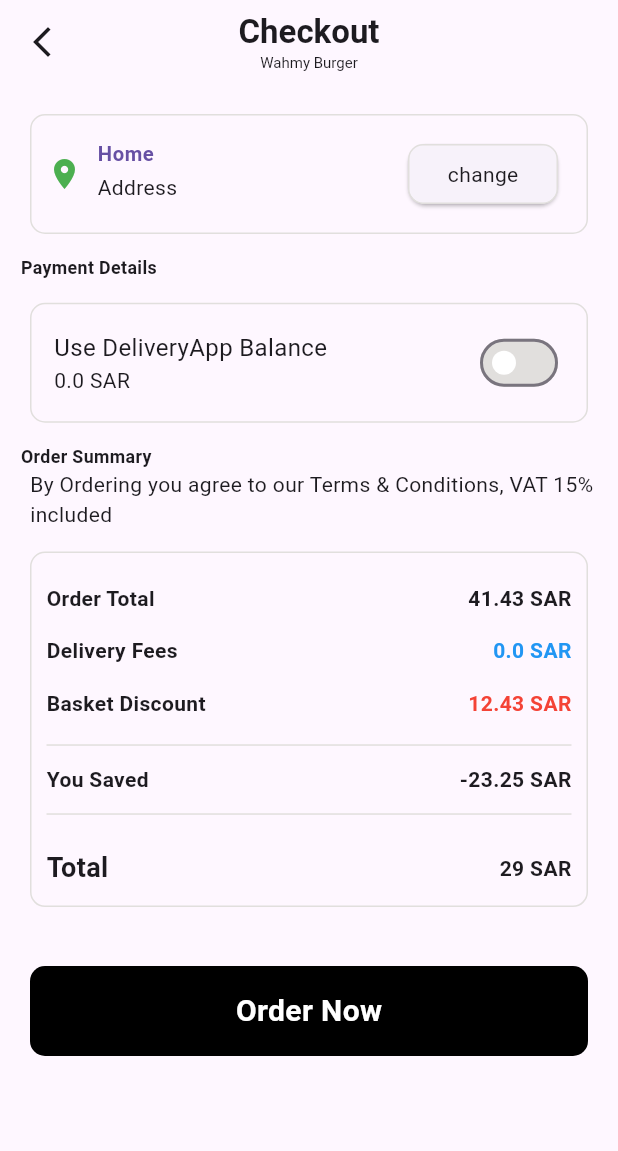
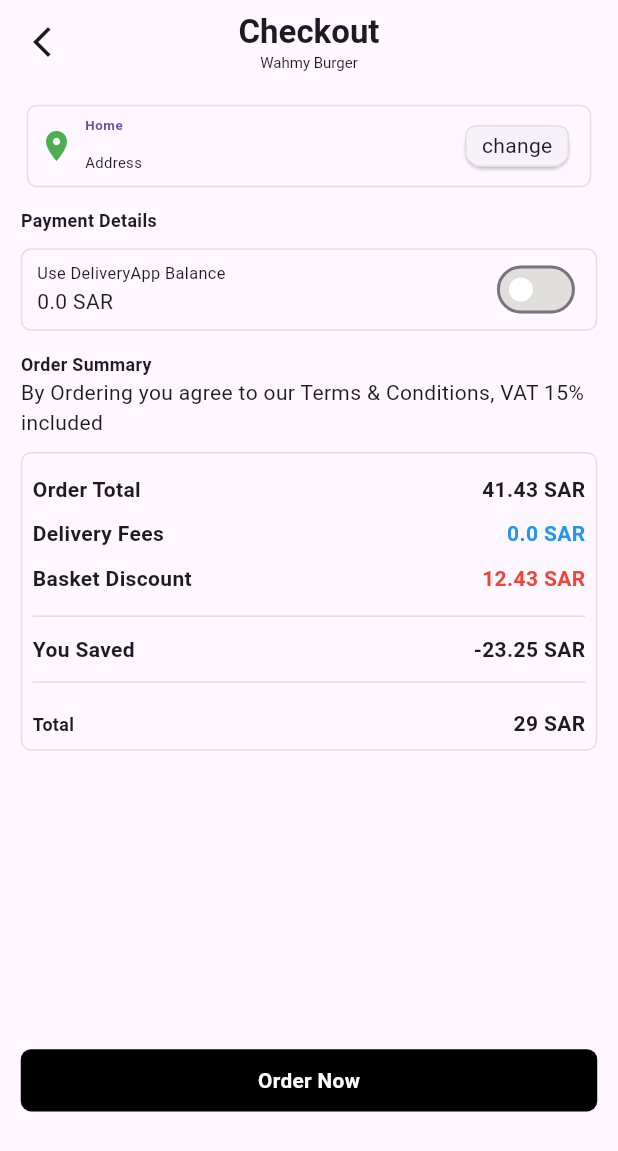
Before and after one commit to ayman-dev09/deliveryapp, a Flutter app: the CartScreen screen opened by its route, after a tap on "Checkout", on a phone screen of 412 x 824 dp. Shown: the top 1151 px of the screen. Run offline on Flutter 3.47's test engine with Material 3 defaults, Android fonts, the phone set to English and light mode, and no system bars; our stand-ins replace get.

Commit message:
15-10-2025 commit home

```diff
--- a/lib/routes/routes_names.dart
+++ b/lib/routes/routes_names.dart
@@ -1,7 +1,7 @@
 // pages for test
 const String loginScreen = '/loginscreen';
 const String signupScreen = '/signupscreen';
-const String homeScreen = '/homescreen';
+const String homeScreen = '/';
 const String mealDetailsScreen = '/mealdetailsscreen';
-const String checkoutScreen = '/checkoutScreen';
-const String cartScreen = '/';
+const String checkoutScreen = '/checkoutscreen';
+const String cartScreen = '/cartscreen';
--- a/lib/view/pages/checkout_screen_widgets/address_textfield_widget.dart
+++ b/lib/view/pages/checkout_screen_widgets/address_textfield_widget.dart
@@ -1,4 +1,5 @@
 import 'package:deliveryapp/themes/colors.dart';
+import 'package:deliveryapp/utils/size_config.dart';
 import 'package:flutter/material.dart';
 
 class AddressTextfieldWidget extends StatelessWidget {
@@ -7,30 +8,40 @@ class AddressTextfieldWidget extends StatelessWidget {
   @override
   Widget build(BuildContext context) {
     return Padding(
-      padding: const EdgeInsets.only(left: 20, right: 20, top: 20),
+      padding: EdgeInsets.only(
+        left: SizeConfig.defaultSize! * 1.8,
+        right: SizeConfig.defaultSize! * 1.8,
+        top: SizeConfig.defaultSize! * 1.4,
+      ),
       child: Container(
         width: double.infinity,
-        height: 80,
+        height: SizeConfig.defaultSize! * 5.56,
         decoration: BoxDecoration(
           //color: Colors.amber,
           border: Border.all(color: paletteColor),
-          borderRadius: BorderRadius.circular(10),
+          borderRadius: BorderRadius.circular(SizeConfig.defaultSize! * 0.7),
         ),
         child: Row(
           crossAxisAlignment: CrossAxisAlignment.center,
           children: [
-            SizedBox(width: 10),
+            SizedBox(width: SizeConfig.defaultSize! * 0.7),
             Icon(Icons.location_on, color: Colors.green),
-            SizedBox(width: 10),
+            SizedBox(width: SizeConfig.defaultSize! * 0.7),
             Expanded(
               child: TextField(
                 focusNode: AlwaysFocusedNode(),
                 decoration: InputDecoration(
                   label: Text(
                     'Home',
-                    style: TextStyle(fontSize: 18, fontWeight: FontWeight.bold),
+                    style: TextStyle(
+                      fontSize: SizeConfig.defaultSize! * 1.2,
+                      fontWeight: FontWeight.bold,
+                    ),
                   ),
-                  hint: Text('Address', style: TextStyle(fontSize: 14)),
+                  hint: Text(
+                    'Address',
+                    style: TextStyle(fontSize: SizeConfig.defaultSize! * 1),
+                  ),
                   focusedBorder: UnderlineInputBorder(
                     borderSide: BorderSide.none,
                   ),
@@ -40,16 +51,18 @@ class AddressTextfieldWidget extends StatelessWidget {
             Card(
               //elevation: 5,
               child: Container(
-                width: 100,
-                height: 40,
+                width: SizeConfig.defaultSize! * 7,
+                height: SizeConfig.defaultSize! * 2.8,
                 decoration: BoxDecoration(
-                  borderRadius: BorderRadius.circular(10),
+                  borderRadius: BorderRadius.circular(
+                    SizeConfig.defaultSize! * 0.7,
+                  ),
                   border: Border.all(color: paletteColor),
                 ),
                 child: Center(child: Text('change')),
               ),
             ),
-            SizedBox(width: 15),
+            SizedBox(width: SizeConfig.defaultSize! * 1),
           ],
         ),
       ),
--- a/lib/view/pages/checkout_screen_widgets/checkout_order_summary_widget.dart
+++ b/lib/view/pages/checkout_screen_widgets/checkout_order_summary_widget.dart
@@ -1,4 +1,5 @@
 import 'package:deliveryapp/themes/colors.dart';
+import 'package:deliveryapp/utils/size_config.dart';
 import 'package:flutter/material.dart';
 
 class CheckoutOrderSummaryWidget extends StatelessWidget {
@@ -7,20 +8,28 @@ class CheckoutOrderSummaryWidget extends StatelessWidget {
   @override
   Widget build(BuildContext context) {
     return Padding(
-      padding: const EdgeInsets.only(left: 20, right: 20, top: 15),
+      padding: EdgeInsets.only(
+        left: SizeConfig.defaultSize! * 1.4,
+        right: SizeConfig.defaultSize! * 1.4,
+        top: SizeConfig.defaultSize! * 1,
+      ),
       child: Container(
         decoration: BoxDecoration(
           //color: Colors.amber,
           border: Border.all(color: paletteColor),
-          borderRadius: BorderRadius.circular(10),
+          borderRadius: BorderRadius.circular(SizeConfig.defaultSize! * 0.7),
         ),
         child: Padding(
-          padding: const EdgeInsets.only(left: 10, right: 10, bottom: 12),
+          padding: EdgeInsets.only(
+            left: SizeConfig.defaultSize! * 0.7,
+            right: SizeConfig.defaultSize! * 0.7,
+            bottom: SizeConfig.defaultSize! * 0.7,
+          ),
           child: Column(
             crossAxisAlignment: CrossAxisAlignment.start,
             children: [
               Padding(
-                padding: const EdgeInsets.only(top: 20),
+                padding: EdgeInsets.only(top: SizeConfig.defaultSize! * 1.4),
                 child: Row(
                   children: [
                     Text(
@@ -36,7 +45,7 @@ class CheckoutOrderSummaryWidget extends StatelessWidget {
                 ),
               ),
               Padding(
-                padding: const EdgeInsets.only(top: 15),
+                padding: EdgeInsets.only(top: SizeConfig.defaultSize! * 1),
                 child: Row(
                   children: [
                     Text(
@@ -55,7 +64,7 @@ class CheckoutOrderSummaryWidget extends StatelessWidget {
                 ),
               ),
               Padding(
-                padding: const EdgeInsets.only(top: 15),
+                padding: EdgeInsets.only(top: SizeConfig.defaultSize! * 1),
                 child: Row(
                   children: [
                     Text(
@@ -74,11 +83,11 @@ class CheckoutOrderSummaryWidget extends StatelessWidget {
                 ),
               ),
               Padding(
-                padding: const EdgeInsets.only(top: 10),
+                padding: EdgeInsets.only(top: SizeConfig.defaultSize! * 0.7),
                 child: Divider(color: paletteColor),
               ),
               Padding(
-                padding: const EdgeInsets.only(top: 5),
+                padding: EdgeInsets.only(top: SizeConfig.defaultSize! * 0.4),
                 child: Row(
                   children: [
                     Text(
@@ -94,17 +103,17 @@ class CheckoutOrderSummaryWidget extends StatelessWidget {
                 ),
               ),
               Padding(
-                padding: const EdgeInsets.only(top: 5),
+                padding: EdgeInsets.only(top: SizeConfig.defaultSize! * 0.4),
                 child: Divider(color: paletteColor),
               ),
               Padding(
-                padding: const EdgeInsets.only(top: 15),
+                padding: EdgeInsets.only(top: SizeConfig.defaultSize! * 1),
                 child: Row(
                   children: [
                     Text(
                       'Total',
                       style: TextStyle(
-                        fontSize: 18,
+                        fontSize: SizeConfig.defaultSize! * 1.2,
                         fontWeight: FontWeight.bold,
                       ),
                     ),
--- a/lib/view/pages/checkout_screen_widgets/checkout_screen.dart
+++ b/lib/view/pages/checkout_screen_widgets/checkout_screen.dart
@@ -1,3 +1,4 @@
+import 'package:deliveryapp/utils/size_config.dart';
 import 'package:deliveryapp/view/pages/checkout_screen_widgets/address_textfield_widget.dart';
 import 'package:deliveryapp/view/pages/checkout_screen_widgets/checkout_order_summary_widget.dart';
 import 'package:deliveryapp/view/pages/checkout_screen_widgets/payment_details_widget.dart';
@@ -32,7 +33,7 @@ class CheckoutScreen extends StatelessWidget {
           PaymentDetailsWidget(),
           HeadlineWidget(text: 'Order Summary'),
           Padding(
-            padding: const EdgeInsets.only(left: 20),
+            padding: EdgeInsets.only(left: SizeConfig.defaultSize! * 1.4),
             child: Text(
               'By Ordering you agree to our Terms & Conditions, VAT 15% included',
             ),
--- a/lib/view/pages/checkout_screen_widgets/payment_details_widget.dart
+++ b/lib/view/pages/checkout_screen_widgets/payment_details_widget.dart
@@ -1,4 +1,5 @@
 import 'package:deliveryapp/themes/colors.dart';
+import 'package:deliveryapp/utils/size_config.dart';
 import 'package:flutter/material.dart';
 
 class PaymentDetailsWidget extends StatefulWidget {
@@ -13,22 +14,29 @@ class _PaymentDetailsWidgetState extends State<PaymentDetailsWidget> {
   @override
   Widget build(BuildContext context) {
     return Padding(
-      padding: const EdgeInsets.only(left: 20, right: 20, top: 15),
+      padding: EdgeInsets.only(
+        left: SizeConfig.defaultSize! * 1.4,
+        right: SizeConfig.defaultSize! * 1.4,
+        top: SizeConfig.defaultSize! * 1,
+      ),
       child: Container(
         width: double.infinity,
-        height: 80,
+        height: SizeConfig.defaultSize! * 5.56,
         decoration: BoxDecoration(
-          borderRadius: BorderRadius.circular(10),
+          borderRadius: BorderRadius.circular(SizeConfig.defaultSize! * 0.7),
           border: Border.all(color: paletteColor),
         ),
         child: Row(
           children: [
-            SizedBox(width: 15),
+            SizedBox(width: SizeConfig.defaultSize! * 1),
             Column(
               mainAxisAlignment: MainAxisAlignment.center,
               crossAxisAlignment: CrossAxisAlignment.start,
               children: [
-                Text('Use DeliveryApp Balance', style: TextStyle(fontSize: 16)),
+                Text(
+                  'Use DeliveryApp Balance',
+                  style: TextStyle(fontSize: SizeConfig.defaultSize! * 1.1),
+                ),
                 Text('0.0 SAR'),
               ],
             ),
@@ -44,7 +52,7 @@ class _PaymentDetailsWidgetState extends State<PaymentDetailsWidget> {
                 });
               },
             ),
-            SizedBox(width: 15),
+            SizedBox(width: SizeConfig.defaultSize! * 1),
           ],
         ),
       ),
--- a/lib/view/pages/general_widgets/button_black_widget.dart
+++ b/lib/view/pages/general_widgets/button_black_widget.dart
@@ -1,3 +1,4 @@
+import 'package:deliveryapp/utils/size_config.dart';
 import 'package:flutter/material.dart';
 
 class ButtonBlackWidget extends StatelessWidget {
@@ -6,20 +7,24 @@ class ButtonBlackWidget extends StatelessWidget {
   @override
   Widget build(BuildContext context) {
     return Padding(
-      padding: const EdgeInsets.only(left: 20, right: 20, bottom: 120),
+      padding: EdgeInsets.only(
+        left: SizeConfig.defaultSize! * 1.4,
+        right: SizeConfig.defaultSize! * 1.4,
+        bottom: SizeConfig.defaultSize! * 8.4,
+      ),
       child: Container(
         width: double.infinity,
-        height: 60,
+        height: SizeConfig.defaultSize! * 4.19,
         decoration: BoxDecoration(
           color: Colors.black,
-          borderRadius: BorderRadius.circular(10),
+          borderRadius: BorderRadius.circular(SizeConfig.defaultSize! * 0.7),
         ),
         child: Center(
           child: Text(
             'Order Now',
             style: TextStyle(
               color: Colors.white,
-              fontSize: 20,
+              fontSize: SizeConfig.defaultSize! * 1.4,
               fontWeight: FontWeight.bold,
             ),
           ),
--- a/lib/view/pages/general_widgets/button_yellow_widget.dart
+++ b/lib/view/pages/general_widgets/button_yellow_widget.dart
@@ -1,3 +1,4 @@
+import 'package:deliveryapp/utils/size_config.dart';
 import 'package:flutter/material.dart';
 
 class ButtonYellowWidget extends StatelessWidget {
@@ -30,15 +31,18 @@ class ButtonYellowWidget extends StatelessWidget {
         onTap: onTap,
         child: Container(
           width: double.infinity,
-          height: 60,
+          height: SizeConfig.defaultSize! * 4.2,
           decoration: BoxDecoration(
             color: Colors.amber,
-            borderRadius: BorderRadius.circular(10),
+            borderRadius: BorderRadius.circular(SizeConfig.defaultSize! * 0.7),
           ),
           child: Center(
             child: Text(
               text,
-              style: TextStyle(fontSize: 16, fontWeight: FontWeight.bold),
+              style: TextStyle(
+                fontSize: SizeConfig.defaultSize! * 1.1,
+                fontWeight: FontWeight.bold,
+              ),
             ),
           ),
         ),
--- a/lib/view/pages/home_screen.dart
+++ b/lib/view/pages/home_screen.dart
@@ -1,3 +1,4 @@
+import 'package:deliveryapp/utils/size_config.dart';
 import 'package:deliveryapp/view/pages/cart_screen_widgets/cart_screen.dart';
 import 'package:deliveryapp/view/pages/general_widgets/button_yellow_widget.dart';
 import 'package:deliveryapp/view/pages/home_screen_widgets/appbar_home_screen_widget.dart';
@@ -50,14 +51,14 @@ class HomeScreen extends StatelessWidget {
             color: Colors.transparent,
             child: Container(
               width: double.infinity,
-              height: 300,
+              height: SizeConfig.defaultSize! * 21,
               margin: EdgeInsets.only(bottom: 0, left: 0, right: 0),
               padding: EdgeInsets.all(0),
               decoration: BoxDecoration(
                 color: Colors.white,
                 borderRadius: BorderRadius.only(
-                  topLeft: Radius.circular(15),
-                  topRight: Radius.circular(15),
+                  topLeft: Radius.circular(SizeConfig.defaultSize! * 1),
+                  topRight: Radius.circular(SizeConfig.defaultSize! * 1),
                 ),
               ),
               child: Column(
@@ -69,10 +70,10 @@ class HomeScreen extends StatelessWidget {
                     children: [
                       Expanded(
                         child: ButtonYellowWidget(
-                          paddingLeft: 20,
+                          paddingLeft: SizeConfig.defaultSize! * 1.4,
                           paddingRight: 0,
                           paddingTop: 0,
-                          paddingBottom: 30,
+                          paddingBottom: SizeConfig.defaultSize! * 2.1,
                           text: 'Addition',
                           onTap: () {
                             Get.to(() => MealDetailsScreen());
@@ -81,10 +82,10 @@ class HomeScreen extends StatelessWidget {
                       ),
                       Expanded(
                         child: ButtonYellowWidget(
-                          paddingLeft: 20,
-                          paddingRight: 20,
+                          paddingLeft: SizeConfig.defaultSize! * 1.4,
+                          paddingRight: SizeConfig.defaultSize! * 1.4,
                           paddingTop: 0,
-                          paddingBottom: 30,
+                          paddingBottom: SizeConfig.defaultSize! * 2.1,
                           text: 'Go To Cart',
                           onTap: () {
                             Get.to(() => CartScreen());
@@ -94,9 +95,9 @@ class HomeScreen extends StatelessWidget {
                       Expanded(
                         child: ButtonYellowWidget(
                           paddingLeft: 0,
-                          paddingRight: 20,
+                          paddingRight: SizeConfig.defaultSize! * 1.4,
                           paddingTop: 0,
-                          paddingBottom: 30,
+                          paddingBottom: SizeConfig.defaultSize! * 2.1,
                           text: 'Add Cart',
                           onTap: () {},
                         ),
--- a/lib/view/pages/meal_details_widgets/additions_list_widget.dart
+++ b/lib/view/pages/meal_details_widgets/additions_list_widget.dart
@@ -8,7 +8,7 @@ class AdditionsListWidget extends StatelessWidget {
   @override
   Widget build(BuildContext context) {
     return SizedBox(
-      height: SizeConfig.defaultSize! * 26.5,
+      height: SizeConfig.defaultSize! * 24.5,
       child: SingleChildScrollView(
         child: Column(
           crossAxisAlignment: CrossAxisAlignment.start,
--- a/lib/view/pages/meal_details_widgets/card_image_widget.dart
+++ b/lib/view/pages/meal_details_widgets/card_image_widget.dart
@@ -8,7 +8,7 @@ class CardImageWidget extends StatelessWidget {
   Widget build(BuildContext context) {
     return Padding(
       padding: EdgeInsets.only(
-        top: SizeConfig.defaultSize! * 6,
+        top: SizeConfig.defaultSize! * 4,
         left: SizeConfig.defaultSize! * 1.8,
         right: SizeConfig.defaultSize! * 1.8,
       ),
--- a/lib/view/pages/meal_details_widgets/meal_details_screen.dart
+++ b/lib/view/pages/meal_details_widgets/meal_details_screen.dart
@@ -36,7 +36,7 @@ class MealDetailsScreen extends StatelessWidget {
               left: SizeConfig.defaultSize! * 1.8,
               right: SizeConfig.defaultSize! * 1.8,
               top: SizeConfig.defaultSize! * 2.1,
-              bottom: SizeConfig.defaultSize! * 5,
+              bottom: SizeConfig.defaultSize! * 2,
             ),
             child: Row(
               children: [
--- a/lib/view/pages/meal_details_widgets/title_additions_widget.dart
+++ b/lib/view/pages/meal_details_widgets/title_additions_widget.dart
@@ -17,7 +17,7 @@ class TitleAdditionsWidget extends StatelessWidget {
       children: [
         Padding(
           padding: EdgeInsets.only(
-            top: SizeConfig.defaultSize! * 1.4,
+            top: SizeConfig.defaultSize! * 1.1,
             left: SizeConfig.defaultSize! * 1.8,
           ),
           child: Text(
```
